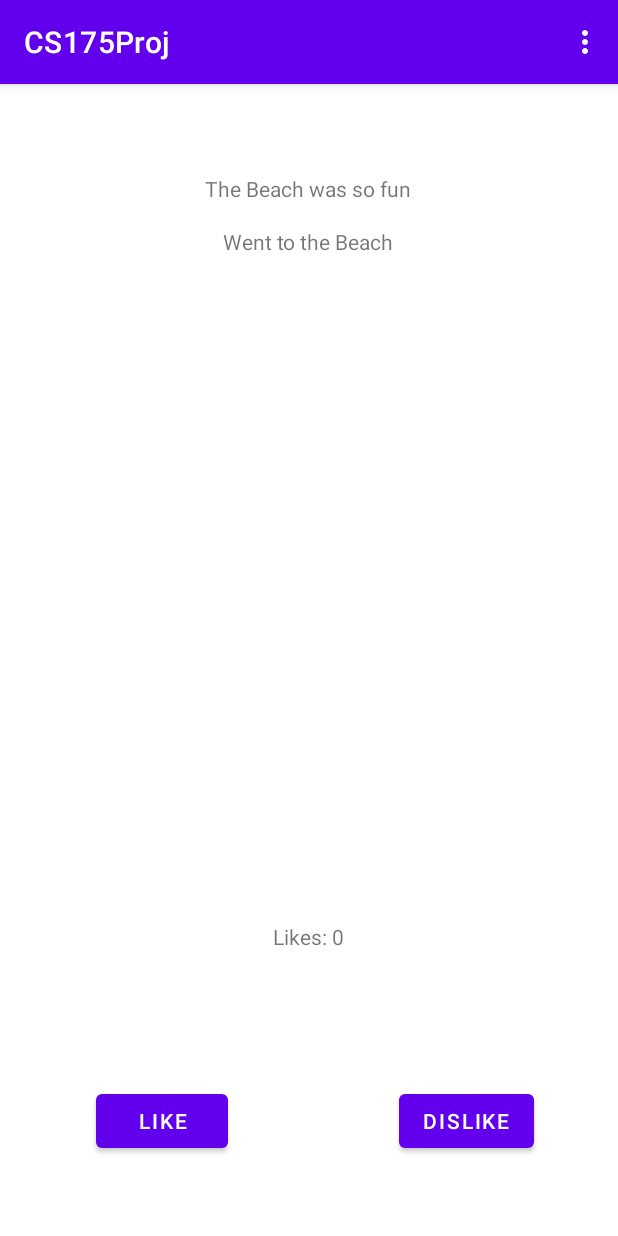
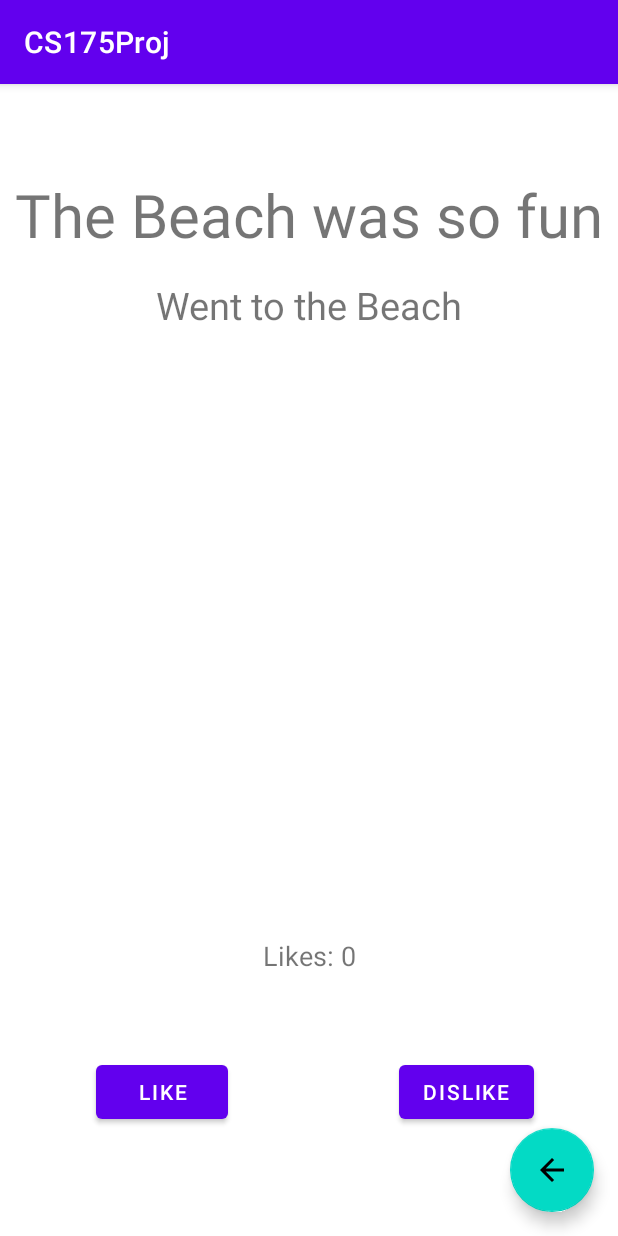
Before and after one commit to CaryLefteroffPortfolio/SocialMediaApp, an Android app: the PostContentViewFragment screen opened through its navigation route, on a phone screen of 412 x 824 dp. Run offline under Robolectric (Android 15) with nearby library versions, the phone set to English and light mode, and no system bars; 1 statement that could not run was skipped.

Commit message:
Updated PostContentView styling, added Floating back buttons

```diff
--- a/app/src/main/java/com/example/cs175proj/PostContentViewFragment.java
+++ b/app/src/main/java/com/example/cs175proj/PostContentViewFragment.java
@@ -31,7 +31,7 @@ public class PostContentViewFragment extends Fragment {
 
     @Override
     public void onCreate(Bundle savedInstanceState) {
-        setHasOptionsMenu(true);
+//        setHasOptionsMenu(true);
         super.onCreate(savedInstanceState);
     }
 
@@ -85,19 +85,19 @@ public class PostContentViewFragment extends Fragment {
         return view;
     }
 
-    @Override
-    public void onCreateOptionsMenu(@NonNull Menu menu, @NonNull MenuInflater inflater) {
-        inflater.inflate(R.menu.postmenu, menu);
-        super.onCreateOptionsMenu(menu, inflater);
-    }
-
-    @Override
-    public boolean onOptionsItemSelected(@NonNull MenuItem item) {
-        if(item.getItemId() == R.id.backToBoard){
-            NavController nav = NavHostFragment.findNavController(this);
-            nav.navigate(R.id.action_postContentViewFragment_to_itemFragment);
-        }
-        return super.onOptionsItemSelected(item);
-    }
+//    @Override
+//    public void onCreateOptionsMenu(@NonNull Menu menu, @NonNull MenuInflater inflater) {
+//        inflater.inflate(R.menu.postmenu, menu);
+//        super.onCreateOptionsMenu(menu, inflater);
+//    }
+//
+//    @Override
+//    public boolean onOptionsItemSelected(@NonNull MenuItem item) {
+//        if(item.getItemId() == R.id.backToBoard){
+//            NavController nav = NavHostFragment.findNavController(this);
+//            nav.navigate(R.id.action_postContentViewFragment_to_itemFragment);
+//        }
+//        return super.onOptionsItemSelected(item);
+//    }
 
 }
--- a/app/src/main/res/layout/fragment_post_content_view.xml
+++ b/app/src/main/res/layout/fragment_post_content_view.xml
@@ -15,7 +15,7 @@
             android:layout_width="wrap_content"
             android:layout_height="wrap_content"
             android:layout_marginStart="56dp"
-            android:layout_marginBottom="48dp"
+            android:layout_marginBottom="69dp"
             android:text="@string/like"
             app:layout_constraintBottom_toBottomOf="parent"
             app:layout_constraintEnd_toStartOf="@+id/dislike_button"
@@ -29,7 +29,7 @@
             android:layout_width="wrap_content"
             android:layout_height="wrap_content"
             android:layout_marginEnd="56dp"
-            android:layout_marginBottom="48dp"
+            android:layout_marginBottom="69dp"
             android:text="@string/dislike"
             app:layout_constraintBottom_toBottomOf="parent"
             app:layout_constraintEnd_toEndOf="parent"
@@ -41,6 +41,7 @@
             android:layout_width="wrap_content"
             android:layout_height="wrap_content"
             android:layout_marginTop="60dp"
+            android:textSize="40dp"
             android:text="@string/title"
             app:layout_constraintEnd_toEndOf="parent"
             app:layout_constraintHorizontal_bias="0.498"
@@ -52,6 +53,7 @@
             android:layout_width="wrap_content"
             android:layout_height="wrap_content"
             android:layout_marginTop="16dp"
+            android:textSize="25dp"
             android:text="@string/content"
             app:layout_constraintEnd_toEndOf="@+id/title_text"
             app:layout_constraintStart_toStartOf="@+id/title_text"
@@ -61,11 +63,23 @@
             android:id="@+id/votes"
             android:layout_width="wrap_content"
             android:layout_height="wrap_content"
-            android:layout_marginTop="444dp"
+            android:layout_marginTop="404dp"
+            android:textSize="18dp"
             android:text="@string/of_upvotes_likes"
             app:layout_constraintEnd_toEndOf="@+id/Content_Text"
             app:layout_constraintStart_toStartOf="@+id/Content_Text"
             app:layout_constraintTop_toBottomOf="@+id/Content_Text" />
     </androidx.constraintlayout.widget.ConstraintLayout>
 
+    <com.google.android.material.floatingactionbutton.FloatingActionButton
+        android:id="@+id/fabPost"
+        android:layout_width="wrap_content"
+        android:layout_height="wrap_content"
+        android:layout_gravity="end|bottom"
+        android:src="@drawable/ic_baseline_arrow_back_24"
+        android:contentDescription="@string/submit"
+        android:layout_margin="16dp"
+        android:onClick="backBtnClickedPostContent"
+        android:clickable="true"/>
+
 </FrameLayout>
```
Also changed, not shown: app/src/main/java/com/example/cs175proj/CreatePostFragment.java (+14 -14 lines), app/src/main/java/com/example/cs175proj/LogActivity.java (+22 -2 lines), app/src/main/java/com/example/cs175proj/UserInfoFragment.java (deleted, +0 -64 lines), app/src/main/res/layout/fragment_create_post.xml (+10 -0 lines), app/src/main/res/layout/fragment_user_info.xml (deleted, +0 -16 lines).
